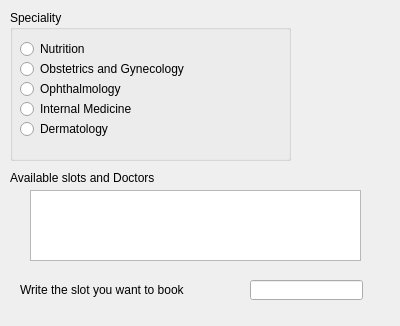
habebasaad/group-project-hospital-, file bookappointmentwindow.ui: the form before one commit.
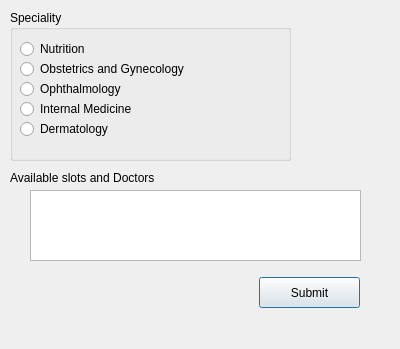
The form after the commit.

Diff of the .ui file:
```diff
--- a/bookappointmentwindow.ui
+++ b/bookappointmentwindow.ui
@@ -7,7 +7,7 @@
     <x>0</x>
     <y>0</y>
     <width>400</width>
-    <height>326</height>
+    <height>349</height>
    </rect>
   </property>
   <property name="windowTitle">
@@ -111,34 +111,6 @@
     <string>Available slots and Doctors</string>
    </property>
   </widget>
-  <widget class="QLineEdit" name="lineEdit_choice_of_slot">
-   <property name="geometry">
-    <rect>
-     <x>250</x>
-     <y>280</y>
-     <width>113</width>
-     <height>20</height>
-    </rect>
-   </property>
-  </widget>
-  <widget class="QLabel" name="label_Write_the_slot">
-   <property name="geometry">
-    <rect>
-     <x>20</x>
-     <y>280</y>
-     <width>261</width>
-     <height>20</height>
-    </rect>
-   </property>
-   <property name="styleSheet">
-    <string notr="true">
-font: 11pt &quot;Segoe UI&quot;;
-</string>
-   </property>
-   <property name="text">
-    <string>Write the slot you want to book</string>
-   </property>
-  </widget>
   <widget class="QListWidget" name="slotsListView">
    <property name="geometry">
     <rect>
@@ -149,6 +121,19 @@
     </rect>
    </property>
   </widget>
+  <widget class="QPushButton" name="pushButtonSubmit">
+   <property name="geometry">
+    <rect>
+     <x>259</x>
+     <y>277</y>
+     <width>101</width>
+     <height>31</height>
+    </rect>
+   </property>
+   <property name="text">
+    <string>Submit</string>
+   </property>
+  </widget>
  </widget>
  <resources/>
  <connections/>
```
